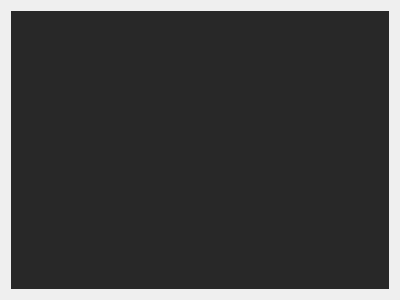
Above: GS/GUI/messagewidget.ui from UCI-UAVForge/GroundStation before the change. Below: the same form after it.
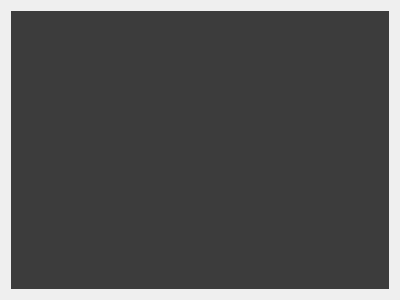
That is the form after the change.

```diff
--- a/GS/GUI/messagewidget.ui
+++ b/GS/GUI/messagewidget.ui
@@ -15,7 +15,7 @@
   </property>
   <property name="styleSheet">
    <string notr="true">QListWidget {
-	background-color:rgb(40,40,40);
+	background-color:rgb(60,60,60);
 	color:rgb(240,240,240);
 	border:0px;
 }</string>
```
